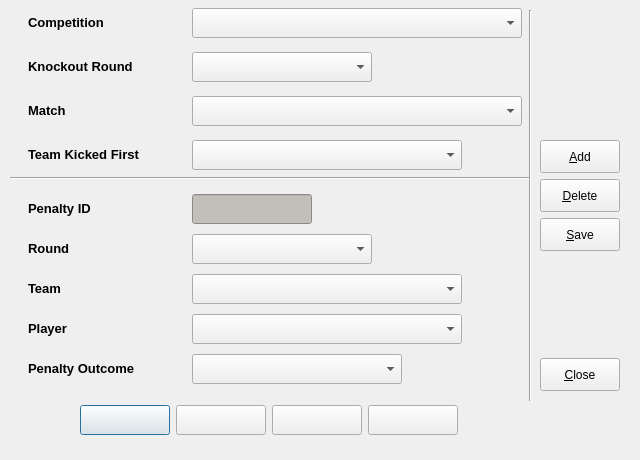
Old version of the form code/pyqt/gui/penshootout_entry.ui in the repository soccermetrics/marcotti-desktop.
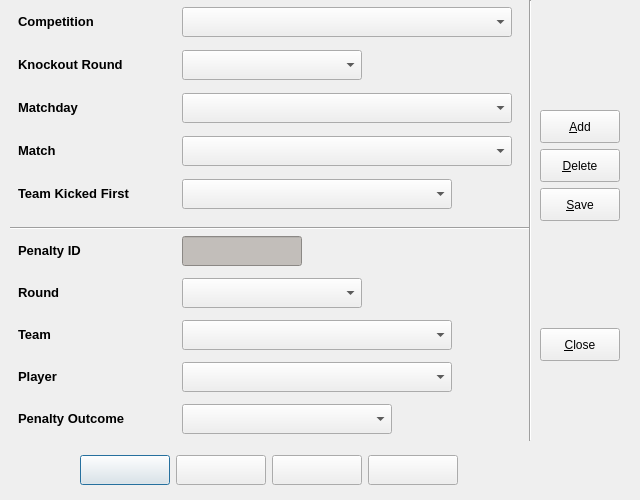
New version of the form. Icons and pictures are not drawn.

Commit message: Added Knockout Matchday field to Pen Shootouts UI, for filtering (Closed #72)

```diff
--- a/code/pyqt/gui/penshootout_entry.ui
+++ b/code/pyqt/gui/penshootout_entry.ui
@@ -7,19 +7,19 @@
     <x>0</x>
     <y>0</y>
     <width>640</width>
-    <height>460</height>
+    <height>500</height>
    </rect>
   </property>
   <property name="minimumSize">
    <size>
     <width>640</width>
-    <height>460</height>
+    <height>500</height>
    </size>
   </property>
   <property name="maximumSize">
    <size>
     <width>640</width>
-    <height>460</height>
+    <height>500</height>
    </size>
   </property>
   <property name="windowTitle">
@@ -29,7 +29,7 @@
    <property name="geometry">
     <rect>
      <x>80</x>
-     <y>400</y>
+     <y>450</y>
      <width>381</width>
      <height>41</height>
     </rect>
@@ -145,7 +145,7 @@
    <property name="geometry">
     <rect>
      <x>10</x>
-     <y>170</y>
+     <y>220</y>
      <width>521</width>
      <height>16</height>
     </rect>
@@ -158,9 +158,9 @@
    <property name="geometry">
     <rect>
      <x>520</x>
-     <y>10</y>
+     <y>0</y>
      <width>20</width>
-     <height>391</height>
+     <height>441</height>
     </rect>
    </property>
    <property name="orientation">
@@ -171,7 +171,7 @@
    <property name="geometry">
     <rect>
      <x>540</x>
-     <y>140</y>
+     <y>110</y>
      <width>91</width>
      <height>251</height>
     </rect>
@@ -299,190 +299,10 @@
   <widget class="QWidget" name="layoutWidget">
    <property name="geometry">
     <rect>
-     <x>20</x>
-     <y>0</y>
-     <width>511</width>
-     <height>181</height>
-    </rect>
-   </property>
-   <layout class="QGridLayout" name="gridLayout">
-    <item row="0" column="0">
-     <widget class="QLabel" name="label">
-      <property name="minimumSize">
-       <size>
-        <width>150</width>
-        <height>30</height>
-       </size>
-      </property>
-      <property name="maximumSize">
-       <size>
-        <width>150</width>
-        <height>30</height>
-       </size>
-      </property>
-      <property name="text">
-       <string>&lt;!DOCTYPE HTML PUBLIC &quot;-//W3C//DTD HTML 4.0//EN&quot; &quot;http://www.w3.org/TR/REC-html40/strict.dtd&quot;&gt;
-&lt;html&gt;&lt;head&gt;&lt;meta name=&quot;qrichtext&quot; content=&quot;1&quot; /&gt;&lt;style type=&quot;text/css&quot;&gt;
-p, li { white-space: pre-wrap; }
-&lt;/style&gt;&lt;/head&gt;&lt;body style=&quot; font-family:'Sans'; font-size:10pt; font-weight:400; font-style:normal;&quot;&gt;
-&lt;p style=&quot; margin-top:0px; margin-bottom:0px; margin-left:0px; margin-right:0px; -qt-block-indent:0; text-indent:0px;&quot;&gt;&lt;span style=&quot; font-weight:600;&quot;&gt;Competition&lt;/span&gt;&lt;/p&gt;&lt;/body&gt;&lt;/html&gt;</string>
-      </property>
-     </widget>
-    </item>
-    <item row="0" column="1">
-     <widget class="QComboBox" name="compSelect">
-      <property name="minimumSize">
-       <size>
-        <width>330</width>
-        <height>30</height>
-       </size>
-      </property>
-      <property name="maximumSize">
-       <size>
-        <width>330</width>
-        <height>30</height>
-       </size>
-      </property>
-      <property name="toolTip">
-       <string>Name of competition</string>
-      </property>
-     </widget>
-    </item>
-    <item row="1" column="0">
-     <widget class="QLabel" name="label_2">
-      <property name="minimumSize">
-       <size>
-        <width>150</width>
-        <height>30</height>
-       </size>
-      </property>
-      <property name="maximumSize">
-       <size>
-        <width>150</width>
-        <height>30</height>
-       </size>
-      </property>
-      <property name="text">
-       <string>&lt;!DOCTYPE HTML PUBLIC &quot;-//W3C//DTD HTML 4.0//EN&quot; &quot;http://www.w3.org/TR/REC-html40/strict.dtd&quot;&gt;
-&lt;html&gt;&lt;head&gt;&lt;meta name=&quot;qrichtext&quot; content=&quot;1&quot; /&gt;&lt;style type=&quot;text/css&quot;&gt;
-p, li { white-space: pre-wrap; }
-&lt;/style&gt;&lt;/head&gt;&lt;body style=&quot; font-family:'Sans'; font-size:10pt; font-weight:400; font-style:normal;&quot;&gt;
-&lt;p style=&quot; margin-top:0px; margin-bottom:0px; margin-left:0px; margin-right:0px; -qt-block-indent:0; text-indent:0px;&quot;&gt;&lt;span style=&quot; font-weight:600;&quot;&gt;Knockout Round&lt;/span&gt;&lt;/p&gt;&lt;/body&gt;&lt;/html&gt;</string>
-      </property>
-     </widget>
-    </item>
-    <item row="1" column="1">
-     <widget class="QComboBox" name="koroundSelect">
-      <property name="minimumSize">
-       <size>
-        <width>180</width>
-        <height>30</height>
-       </size>
-      </property>
-      <property name="maximumSize">
-       <size>
-        <width>180</width>
-        <height>30</height>
-       </size>
-      </property>
-      <property name="toolTip">
-       <string>Knockout round</string>
-      </property>
-     </widget>
-    </item>
-    <item row="2" column="0">
-     <widget class="QLabel" name="label_3">
-      <property name="minimumSize">
-       <size>
-        <width>150</width>
-        <height>30</height>
-       </size>
-      </property>
-      <property name="maximumSize">
-       <size>
-        <width>150</width>
-        <height>30</height>
-       </size>
-      </property>
-      <property name="text">
-       <string>&lt;!DOCTYPE HTML PUBLIC &quot;-//W3C//DTD HTML 4.0//EN&quot; &quot;http://www.w3.org/TR/REC-html40/strict.dtd&quot;&gt;
-&lt;html&gt;&lt;head&gt;&lt;meta name=&quot;qrichtext&quot; content=&quot;1&quot; /&gt;&lt;style type=&quot;text/css&quot;&gt;
-p, li { white-space: pre-wrap; }
-&lt;/style&gt;&lt;/head&gt;&lt;body style=&quot; font-family:'Sans'; font-size:10pt; font-weight:400; font-style:normal;&quot;&gt;
-&lt;p style=&quot; margin-top:0px; margin-bottom:0px; margin-left:0px; margin-right:0px; -qt-block-indent:0; text-indent:0px;&quot;&gt;&lt;span style=&quot; font-weight:600;&quot;&gt;Match&lt;/span&gt;&lt;/p&gt;&lt;/body&gt;&lt;/html&gt;</string>
-      </property>
-     </widget>
-    </item>
-    <item row="3" column="0">
-     <widget class="QLabel" name="label_7">
-      <property name="minimumSize">
-       <size>
-        <width>150</width>
-        <height>30</height>
-       </size>
-      </property>
-      <property name="maximumSize">
-       <size>
-        <width>150</width>
-        <height>30</height>
-       </size>
-      </property>
-      <property name="text">
-       <string>&lt;!DOCTYPE HTML PUBLIC &quot;-//W3C//DTD HTML 4.0//EN&quot; &quot;http://www.w3.org/TR/REC-html40/strict.dtd&quot;&gt;
-&lt;html&gt;&lt;head&gt;&lt;meta name=&quot;qrichtext&quot; content=&quot;1&quot; /&gt;&lt;style type=&quot;text/css&quot;&gt;
-p, li { white-space: pre-wrap; }
-&lt;/style&gt;&lt;/head&gt;&lt;body style=&quot; font-family:'Sans'; font-size:10pt; font-weight:400; font-style:normal;&quot;&gt;
-&lt;p style=&quot; margin-top:0px; margin-bottom:0px; margin-left:0px; margin-right:0px; -qt-block-indent:0; text-indent:0px;&quot;&gt;&lt;span style=&quot; font-weight:600;&quot;&gt;Team Kicked First&lt;/span&gt;&lt;/p&gt;&lt;/body&gt;&lt;/html&gt;</string>
-      </property>
-     </widget>
-    </item>
-    <item row="3" column="1">
-     <widget class="QComboBox" name="penFirstSelect">
-      <property name="minimumSize">
-       <size>
-        <width>270</width>
-        <height>30</height>
-       </size>
-      </property>
-      <property name="maximumSize">
-       <size>
-        <width>270</width>
-        <height>30</height>
-       </size>
-      </property>
-      <property name="toolTip">
-       <string>Team shooting first in penalty shootout</string>
-      </property>
-     </widget>
-    </item>
-    <item row="2" column="1">
-     <widget class="QComboBox" name="matchSelect">
-      <property name="minimumSize">
-       <size>
-        <width>330</width>
-        <height>30</height>
-       </size>
-      </property>
-      <property name="maximumSize">
-       <size>
-        <width>330</width>
-        <height>30</height>
-       </size>
-      </property>
-      <property name="toolTip">
-       <string>Match in knockout stage</string>
-      </property>
-     </widget>
-    </item>
-   </layout>
-  </widget>
-  <widget class="QWidget" name="layoutWidget">
-   <property name="geometry">
-    <rect>
-     <x>20</x>
-     <y>190</y>
+     <x>10</x>
+     <y>230</y>
      <width>451</width>
-     <height>201</height>
+     <height>211</height>
     </rect>
    </property>
    <layout class="QGridLayout" name="gridLayout_2">
@@ -704,6 +524,228 @@
     </item>
    </layout>
   </widget>
+  <widget class="QWidget" name="">
+   <property name="geometry">
+    <rect>
+     <x>10</x>
+     <y>0</y>
+     <width>511</width>
+     <height>221</height>
+    </rect>
+   </property>
+   <layout class="QGridLayout" name="gridLayout">
+    <item row="0" column="0">
+     <widget class="QLabel" name="label">
+      <property name="minimumSize">
+       <size>
+        <width>150</width>
+        <height>30</height>
+       </size>
+      </property>
+      <property name="maximumSize">
+       <size>
+        <width>150</width>
+        <height>30</height>
+       </size>
+      </property>
+      <property name="text">
+       <string>&lt;!DOCTYPE HTML PUBLIC &quot;-//W3C//DTD HTML 4.0//EN&quot; &quot;http://www.w3.org/TR/REC-html40/strict.dtd&quot;&gt;
+&lt;html&gt;&lt;head&gt;&lt;meta name=&quot;qrichtext&quot; content=&quot;1&quot; /&gt;&lt;style type=&quot;text/css&quot;&gt;
+p, li { white-space: pre-wrap; }
+&lt;/style&gt;&lt;/head&gt;&lt;body style=&quot; font-family:'Sans'; font-size:10pt; font-weight:400; font-style:normal;&quot;&gt;
+&lt;p style=&quot; margin-top:0px; margin-bottom:0px; margin-left:0px; margin-right:0px; -qt-block-indent:0; text-indent:0px;&quot;&gt;&lt;span style=&quot; font-weight:600;&quot;&gt;Competition&lt;/span&gt;&lt;/p&gt;&lt;/body&gt;&lt;/html&gt;</string>
+      </property>
+     </widget>
+    </item>
+    <item row="0" column="1">
+     <widget class="QComboBox" name="compSelect">
+      <property name="minimumSize">
+       <size>
+        <width>330</width>
+        <height>30</height>
+       </size>
+      </property>
+      <property name="maximumSize">
+       <size>
+        <width>330</width>
+        <height>30</height>
+       </size>
+      </property>
+      <property name="toolTip">
+       <string>Name of competition</string>
+      </property>
+     </widget>
+    </item>
+    <item row="1" column="0">
+     <widget class="QLabel" name="label_2">
+      <property name="minimumSize">
+       <size>
+        <width>150</width>
+        <height>30</height>
+       </size>
+      </property>
+      <property name="maximumSize">
+       <size>
+        <width>150</width>
+        <height>30</height>
+       </size>
+      </property>
+      <property name="text">
+       <string>&lt;!DOCTYPE HTML PUBLIC &quot;-//W3C//DTD HTML 4.0//EN&quot; &quot;http://www.w3.org/TR/REC-html40/strict.dtd&quot;&gt;
+&lt;html&gt;&lt;head&gt;&lt;meta name=&quot;qrichtext&quot; content=&quot;1&quot; /&gt;&lt;style type=&quot;text/css&quot;&gt;
+p, li { white-space: pre-wrap; }
+&lt;/style&gt;&lt;/head&gt;&lt;body style=&quot; font-family:'Sans'; font-size:10pt; font-weight:400; font-style:normal;&quot;&gt;
+&lt;p style=&quot; margin-top:0px; margin-bottom:0px; margin-left:0px; margin-right:0px; -qt-block-indent:0; text-indent:0px;&quot;&gt;&lt;span style=&quot; font-weight:600;&quot;&gt;Knockout Round&lt;/span&gt;&lt;/p&gt;&lt;/body&gt;&lt;/html&gt;</string>
+      </property>
+     </widget>
+    </item>
+    <item row="1" column="1">
+     <widget class="QComboBox" name="koRoundSelect">
+      <property name="minimumSize">
+       <size>
+        <width>180</width>
+        <height>30</height>
+       </size>
+      </property>
+      <property name="maximumSize">
+       <size>
+        <width>180</width>
+        <height>30</height>
+       </size>
+      </property>
+      <property name="toolTip">
+       <string>Knockout round</string>
+      </property>
+     </widget>
+    </item>
+    <item row="2" column="0">
+     <widget class="QLabel" name="label_9">
+      <property name="minimumSize">
+       <size>
+        <width>150</width>
+        <height>30</height>
+       </size>
+      </property>
+      <property name="maximumSize">
+       <size>
+        <width>150</width>
+        <height>30</height>
+       </size>
+      </property>
+      <property name="text">
+       <string>&lt;!DOCTYPE HTML PUBLIC &quot;-//W3C//DTD HTML 4.0//EN&quot; &quot;http://www.w3.org/TR/REC-html40/strict.dtd&quot;&gt;
+&lt;html&gt;&lt;head&gt;&lt;meta name=&quot;qrichtext&quot; content=&quot;1&quot; /&gt;&lt;style type=&quot;text/css&quot;&gt;
+p, li { white-space: pre-wrap; }
+&lt;/style&gt;&lt;/head&gt;&lt;body style=&quot; font-family:'Sans'; font-size:10pt; font-weight:400; font-style:normal;&quot;&gt;
+&lt;p style=&quot; margin-top:0px; margin-bottom:0px; margin-left:0px; margin-right:0px; -qt-block-indent:0; text-indent:0px;&quot;&gt;&lt;span style=&quot; font-weight:600;&quot;&gt;Matchday&lt;/span&gt;&lt;/p&gt;&lt;/body&gt;&lt;/html&gt;</string>
+      </property>
+     </widget>
+    </item>
+    <item row="2" column="1">
+     <widget class="QComboBox" name="koMatchdaySelect">
+      <property name="minimumSize">
+       <size>
+        <width>330</width>
+        <height>30</height>
+       </size>
+      </property>
+      <property name="maximumSize">
+       <size>
+        <width>330</width>
+        <height>30</height>
+       </size>
+      </property>
+      <property name="toolTip">
+       <string>Knockout round matchday</string>
+      </property>
+     </widget>
+    </item>
+    <item row="3" column="0">
+     <widget class="QLabel" name="label_3">
+      <property name="minimumSize">
+       <size>
+        <width>150</width>
+        <height>30</height>
+       </size>
+      </property>
+      <property name="maximumSize">
+       <size>
+        <width>150</width>
+        <height>30</height>
+       </size>
+      </property>
+      <property name="text">
+       <string>&lt;!DOCTYPE HTML PUBLIC &quot;-//W3C//DTD HTML 4.0//EN&quot; &quot;http://www.w3.org/TR/REC-html40/strict.dtd&quot;&gt;
+&lt;html&gt;&lt;head&gt;&lt;meta name=&quot;qrichtext&quot; content=&quot;1&quot; /&gt;&lt;style type=&quot;text/css&quot;&gt;
+p, li { white-space: pre-wrap; }
+&lt;/style&gt;&lt;/head&gt;&lt;body style=&quot; font-family:'Sans'; font-size:10pt; font-weight:400; font-style:normal;&quot;&gt;
+&lt;p style=&quot; margin-top:0px; margin-bottom:0px; margin-left:0px; margin-right:0px; -qt-block-indent:0; text-indent:0px;&quot;&gt;&lt;span style=&quot; font-weight:600;&quot;&gt;Match&lt;/span&gt;&lt;/p&gt;&lt;/body&gt;&lt;/html&gt;</string>
+      </property>
+     </widget>
+    </item>
+    <item row="3" column="1">
+     <widget class="QComboBox" name="matchSelect">
+      <property name="minimumSize">
+       <size>
+        <width>330</width>
+        <height>30</height>
+       </size>
+      </property>
+      <property name="maximumSize">
+       <size>
+        <width>330</width>
+        <height>30</height>
+       </size>
+      </property>
+      <property name="toolTip">
+       <string>Match in knockout stage</string>
+      </property>
+     </widget>
+    </item>
+    <item row="4" column="0">
+     <widget class="QLabel" name="label_7">
+      <property name="minimumSize">
+       <size>
+        <width>150</width>
+        <height>30</height>
+       </size>
+      </property>
+      <property name="maximumSize">
+       <size>
+        <width>150</width>
+        <height>30</height>
+       </size>
+      </property>
+      <property name="text">
+       <string>&lt;!DOCTYPE HTML PUBLIC &quot;-//W3C//DTD HTML 4.0//EN&quot; &quot;http://www.w3.org/TR/REC-html40/strict.dtd&quot;&gt;
+&lt;html&gt;&lt;head&gt;&lt;meta name=&quot;qrichtext&quot; content=&quot;1&quot; /&gt;&lt;style type=&quot;text/css&quot;&gt;
+p, li { white-space: pre-wrap; }
+&lt;/style&gt;&lt;/head&gt;&lt;body style=&quot; font-family:'Sans'; font-size:10pt; font-weight:400; font-style:normal;&quot;&gt;
+&lt;p style=&quot; margin-top:0px; margin-bottom:0px; margin-left:0px; margin-right:0px; -qt-block-indent:0; text-indent:0px;&quot;&gt;&lt;span style=&quot; font-weight:600;&quot;&gt;Team Kicked First&lt;/span&gt;&lt;/p&gt;&lt;/body&gt;&lt;/html&gt;</string>
+      </property>
+     </widget>
+    </item>
+    <item row="4" column="1">
+     <widget class="QComboBox" name="penFirstSelect">
+      <property name="minimumSize">
+       <size>
+        <width>270</width>
+        <height>30</height>
+       </size>
+      </property>
+      <property name="maximumSize">
+       <size>
+        <width>270</width>
+        <height>30</height>
+       </size>
+      </property>
+      <property name="toolTip">
+       <string>Team shooting first in penalty shootout</string>
+      </property>
+     </widget>
+    </item>
+   </layout>
+  </widget>
  </widget>
  <resources>
   <include location="fmrd_resources.qrc"/>
```
Left out of the diff: 2 changed lines with no effect on the pictures. The commit also changes 1 other file.
